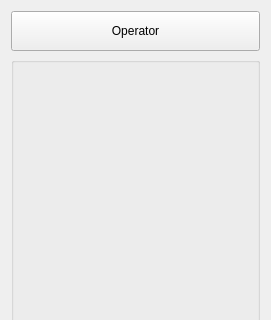
The window that drishti/meshinfowidget.ui (nci/drishti) describes before a commit, drawn with Qt 5; both pictures show x 0 to 271 and y 0 to 320 of the 271 by 629 pixel window.
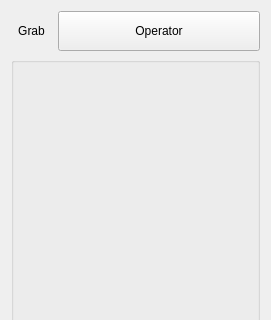
The same window after the commit.

Diff of the .ui file:
```diff
--- a/drishti/meshinfowidget.ui
+++ b/drishti/meshinfowidget.ui
@@ -15,8 +15,8 @@
   </property>
   <layout class="QVBoxLayout" name="verticalLayout">
    <item>
-    <layout class="QHBoxLayout" name="horizontalLayout">
-     <item>
+    <layout class="QGridLayout" name="gridLayout_2">
+     <item row="0" column="1">
       <widget class="QPushButton" name="Command">
        <property name="minimumSize">
         <size>
@@ -35,6 +35,28 @@
        </property>
       </widget>
      </item>
+     <item row="0" column="0">
+      <widget class="QToolButton" name="grabMode">
+       <property name="minimumSize">
+        <size>
+         <width>40</width>
+         <height>40</height>
+        </size>
+       </property>
+       <property name="text">
+        <string>Grab</string>
+       </property>
+       <property name="checkable">
+        <bool>true</bool>
+       </property>
+       <property name="autoRaise">
+        <bool>true</bool>
+       </property>
+       <property name="arrowType">
+        <enum>Qt::NoArrow</enum>
+       </property>
+      </widget>
+     </item>
     </layout>
    </item>
    <item>
```
